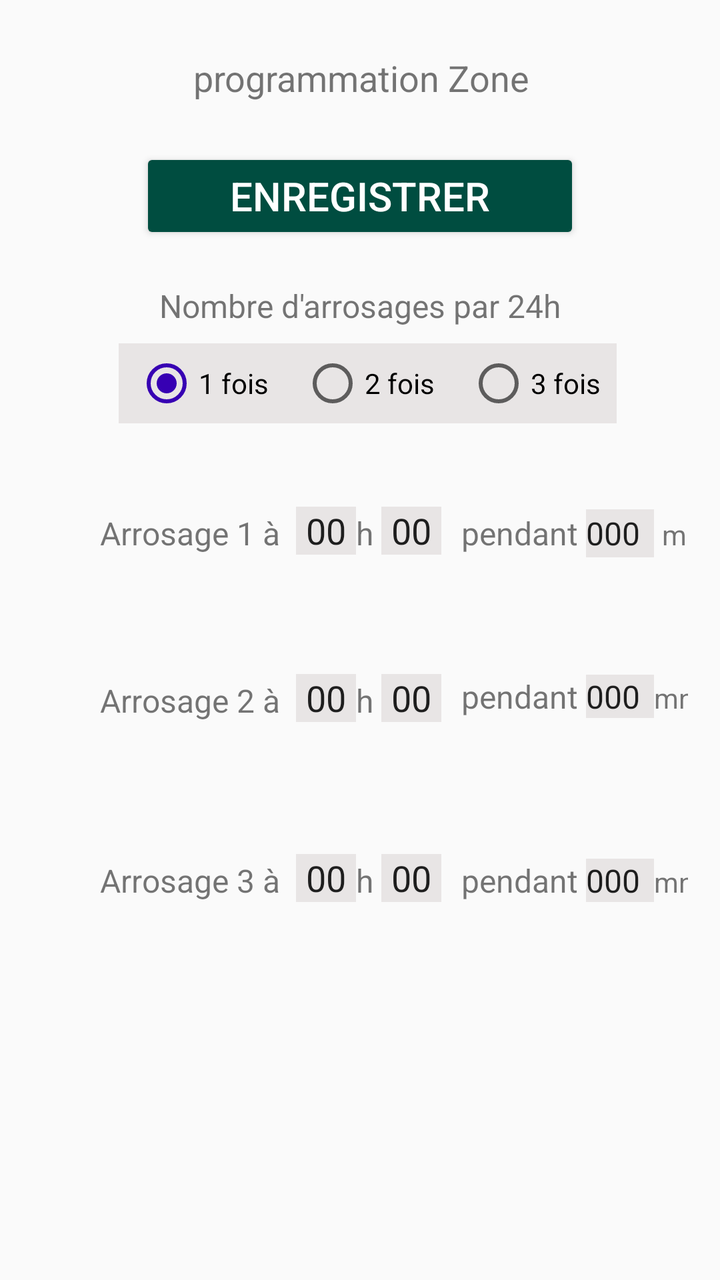
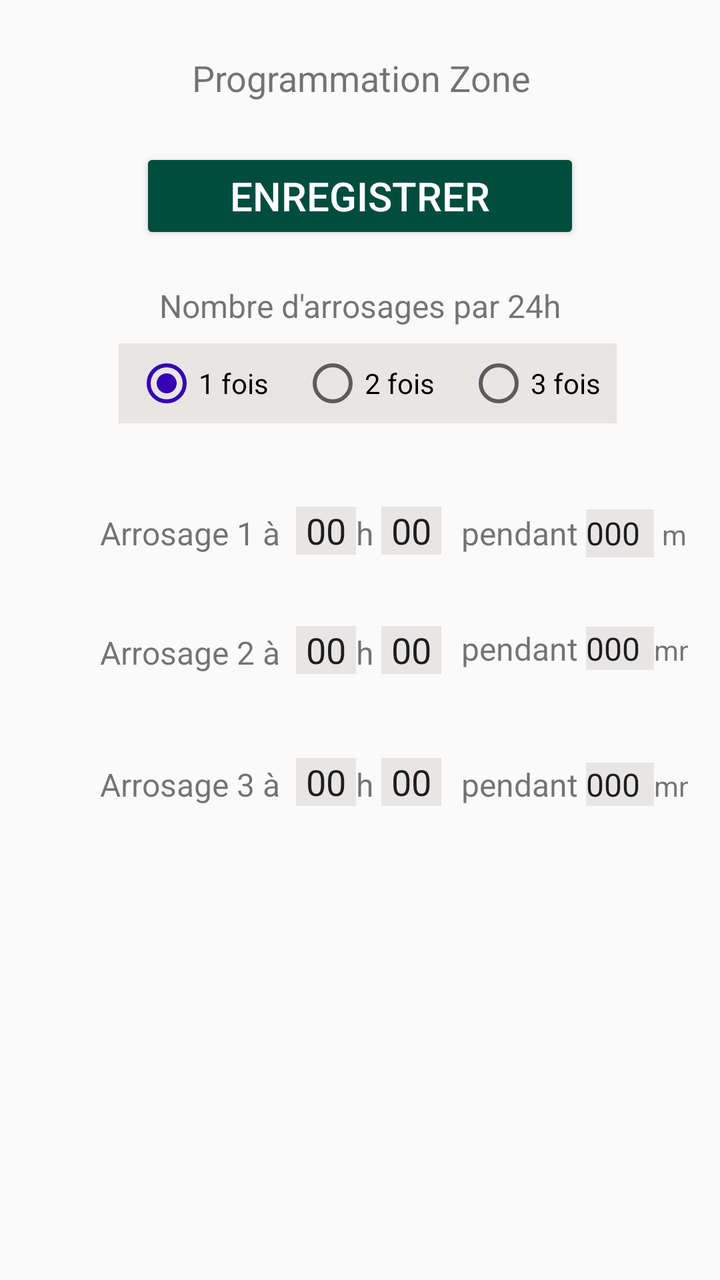

Compare the two renders of this Android layout. The source of the first and the diff that turns it into the second are given below.
<!-- AndroidManifest.xml: application theme AppTheme -->
<!-- res/layout/activity_programming.xml -->
<?xml version="1.0" encoding="utf-8"?>
<androidx.constraintlayout.widget.ConstraintLayout xmlns:android="http://schemas.android.com/apk/res/android"

    xmlns:app="http://schemas.android.com/apk/res-auto"
    android:id="@+id/layout1"
    android:layout_width="match_parent"
    android:layout_height="match_parent"
    android:layout_centerHorizontal="true"
    android:accessibilityTraversalAfter="@id/debut1mn"
    android:padding="16dp">

    <TextView
        android:id="@+id/programmationZone"
        android:layout_width="349dp"
        android:layout_height="42dp"
        android:layout_marginTop="8dp"
        android:elegantTextHeight="true"
        android:text="@string/programmation_zone"
        android:textAlignment="center"
        android:textSize="18sp"
        app:layout_constraintEnd_toEndOf="parent"
        app:layout_constraintStart_toStartOf="parent"
        app:layout_constraintTop_toTopOf="parent" />

    
    <Button
        android:id="@+id/btnEnregistrer"
        android:layout_width="wrap_content"
        android:layout_height="wrap_content"
        android:layout_marginTop="8dp"
        android:backgroundTint="@color/teal_700"
        android:minWidth="220dp"
        android:text="@string/enregistrer"
        android:textColor="@color/white"
        android:textSize="20sp"
        app:layout_constraintEnd_toEndOf="parent"
        app:layout_constraintStart_toStartOf="parent"
        app:layout_constraintTop_toBottomOf="@+id/programmationZone" />

    <TextView
        android:id="@+id/textViewFois"
        android:layout_width="wrap_content"
        android:layout_height="wrap_content"
        android:layout_marginTop="20dp"
        android:text="@string/nombre_d_arrosages_par_24h"
        android:textSize="16sp"
        app:layout_constraintEnd_toEndOf="parent"
        app:layout_constraintStart_toStartOf="parent"
        app:layout_constraintTop_toBottomOf="@+id/btnEnregistrer" />

    <RadioGroup
        android:id="@+id/radioGroup"
        android:layout_width="wrap_content"
        android:layout_height="40dp"
        android:layout_marginTop="8dp"
        android:background="#E8E5E5"
        android:orientation="horizontal"
        app:layout_constraintEnd_toEndOf="parent"
        app:layout_constraintHorizontal_bias="0.549"
        app:layout_constraintStart_toStartOf="parent"
        app:layout_constraintTop_toBottomOf="@+id/textViewFois">

        <RadioButton
            android:id="@+id/rd_1fois"
            android:layout_width="wrap_content"
            android:layout_height="wrap_content"
            android:layout_marginHorizontal="8dp"
            android:layout_marginVertical="8dp"
            android:checked="true"
            android:defaultFocusHighlightEnabled="false"
            android:focusedByDefault="false"
            android:selectAllOnFocus="false"
            android:text="@string/_1_fois"
            android:textAlignment="viewStart" />

        <RadioButton
            android:id="@+id/rd_2fois"
            android:layout_width="wrap_content"
            android:layout_height="wrap_content"
            android:layout_marginHorizontal="8dp"
            android:layout_marginVertical="8dp"
            android:text="@string/_2_fois"
            android:textAlignment="viewStart" />

        <RadioButton
            android:id="@+id/rd_3fois"
            android:layout_width="wrap_content"
            android:layout_height="wrap_content"
            android:layout_marginHorizontal="8dp"
            android:layout_marginVertical="8dp"
            android:text="@string/_3_fois"
            android:textAlignment="viewStart" />
    </RadioGroup>


    <TextView
        android:id="@+id/debut11fois"
        android:layout_width="wrap_content"
        android:layout_height="wrap_content"
        android:layout_marginStart="34dp"
        android:layout_marginTop="44dp"
        android:text="@string/arrosage_1"
        android:textSize="16sp"
        app:layout_constraintStart_toStartOf="parent"
        app:layout_constraintTop_toBottomOf="@+id/radioGroup" />

    <EditText
        android:id="@+id/debut1heure"
        android:layout_width="30dp"
        android:layout_height="24dp"
        android:layout_marginStart="8dp"
        android:autofillHints=""
        android:background="#E8E5E5"

        android:ems="8"
        android:fitsSystemWindows="false"

        android:imeOptions="actionNext"
        android:inputType="number"
        android:selectAllOnFocus="true"
        android:text="@string/_00"
        android:textAlignment="center"
        app:layout_constraintBaseline_toBaselineOf="@+id/debut11fois"
        app:layout_constraintStart_toEndOf="@+id/debut11fois" />

    <TextView
        android:id="@+id/debut1hr"
        android:layout_width="wrap_content"

        android:layout_height="wrap_content"
        android:layout_marginTop="44dp"
        android:text="@string/h"
        android:textSize="16sp"
        app:layout_constraintStart_toEndOf="@+id/debut1heure"
        app:layout_constraintTop_toBottomOf="@+id/radioGroup" />

    <EditText
        android:id="@+id/debut1mn"
        android:layout_width="30dp"
        android:layout_height="24dp"
        android:layout_marginStart="4dp"
        android:background="#E8E5E5"
        android:ems="8"
        android:fitsSystemWindows="false"
         android:autofillHints=""
        android:imeOptions="actionNext"
        android:inputType="number"
        android:digits="0123456789"
        android:selectAllOnFocus="true"
        android:text="@string/_00"
        android:textAlignment="center"
        app:layout_constraintBaseline_toBaselineOf="@+id/debut11fois"
        app:layout_constraintStart_toEndOf="@+id/debut1hr" />

    <TextView
        android:id="@+id/textView11"
        android:layout_width="wrap_content"
        android:layout_height="wrap_content"
        android:layout_marginStart="10dp"
        android:text="@string/mn_dur_e"
        android:textSize="16sp"
        app:layout_constraintBottom_toBottomOf="@+id/debut11fois"
        app:layout_constraintStart_toEndOf="@+id/debut1mn" />

    <EditText
        android:id="@+id/duration1"
        android:layout_width="34dp"
        android:layout_height="24dp"
        android:layout_marginStart="4dp"
        android:background="#E8E5E5"
        android:ems="10"
        android:autofillHints=""
        android:imeOptions="actionNext"
        android:inputType="number"
        android:digits="0123456789"
        android:selectAllOnFocus="true"
        android:text="@string/_000"
        android:textSize="16sp"
        app:layout_constraintBaseline_toBaselineOf="@+id/textView11"
        app:layout_constraintStart_toEndOf="@+id/textView11" />

    <TextView
        android:id="@+id/textView111"
        android:layout_width="wrap_content"
        android:layout_height="wrap_content"
        android:layout_marginStart="4dp"
        android:text="@string/mn"
        app:layout_constraintBaseline_toBaselineOf="@+id/duration1"
        app:layout_constraintStart_toEndOf="@+id/duration1" />


    <androidx.constraintlayout.widget.ConstraintLayout
        android:id="@+id/layout2"
        android:layout_width="361dp"
        android:layout_height="80dp"
        android:layout_marginTop="40dp"
        android:visibility="visible"
        app:layout_constraintEnd_toEndOf="parent"
        app:layout_constraintHorizontal_bias="0.0"
        app:layout_constraintStart_toStartOf="parent"
        app:layout_constraintTop_toBottomOf="@+id/debut11fois">

        <TextView
            android:id="@+id/debut22fois"
            android:layout_width="wrap_content"
            android:layout_height="wrap_content"
            android:layout_marginStart="34dp"
            android:layout_marginTop="22dp"
            android:text="@string/arrosage_2"
            android:textSize="16sp"
            app:layout_constraintStart_toStartOf="parent"
            app:layout_constraintTop_toTopOf="parent" />


        <TextView
            android:id="@+id/textView42"
            android:layout_width="wrap_content"
            android:layout_height="wrap_content"
            android:layout_marginStart="10dp"
            android:layout_marginBottom="2dp"
            android:text="@string/mn_dur_e"
            android:textSize="16sp"
            app:layout_constraintBottom_toBottomOf="@+id/debut22fois"
            app:layout_constraintStart_toEndOf="@+id/debut2mn" />

        <EditText
            android:id="@+id/debut2heure"
            android:layout_width="30dp"
            android:layout_height="24dp"
            android:layout_marginStart="8dp"
            android:background="#E8E5E5"
            android:ems="8"
            android:autofillHints=""
            android:fitsSystemWindows="false"
            android:imeOptions="actionNext"
            android:inputType="number"
            android:digits="0123456789"
            android:selectAllOnFocus="true"
            android:text="@string/_00"
            android:textAlignment="center"
            app:layout_constraintBaseline_toBaselineOf="@+id/debut22fois"
            app:layout_constraintStart_toEndOf="@+id/debut22fois" />

        <EditText
            android:id="@+id/debut2mn"
            android:layout_width="30dp"
            android:layout_height="24dp"
            android:layout_marginStart="4dp"
            android:background="#E8E5E5"
            android:ems="8"
            android:fitsSystemWindows="false"
             android:autofillHints=""
            android:imeOptions="actionNext"
            android:inputType="number"
            android:digits="0123456789"
            android:selectAllOnFocus="true"
            android:text="@string/_00"
            android:textAlignment="center"
            app:layout_constraintBaseline_toBaselineOf="@+id/debut22fois"
            app:layout_constraintStart_toEndOf="@+id/debut2hr" />

        <TextView
            android:id="@+id/debut2hr"
            android:layout_width="wrap_content"
            android:layout_height="wrap_content"
            android:text="@string/h"
            android:textSize="16sp"
            app:layout_constraintBaseline_toBaselineOf="@+id/debut22fois"
            app:layout_constraintStart_toEndOf="@+id/debut2heure" />


        <EditText
            android:id="@+id/duration2"
            android:layout_width="34dp"
            android:layout_height="wrap_content"
            android:layout_marginStart="4dp"
            android:background="#E8E5E5"
            android:ems="10"
            android:autofillHints=""
            android:imeOptions="actionNext"
            android:inputType="number"
            android:digits="0123456789"
            android:selectAllOnFocus="true"
            android:text="@string/_000"
            android:textSize="16sp"
            app:layout_constraintBaseline_toBaselineOf="@+id/textView42"
            app:layout_constraintStart_toEndOf="@+id/textView42" />

        <TextView
            android:id="@+id/textView52"
            android:layout_width="wrap_content"
            android:layout_height="wrap_content"
            android:text="@string/mn"
            app:layout_constraintBaseline_toBaselineOf="@+id/duration2"
            app:layout_constraintStart_toEndOf="@+id/duration2" />

    </androidx.constraintlayout.widget.ConstraintLayout>

    <androidx.constraintlayout.widget.ConstraintLayout
        android:id="@+id/layout3"
        android:layout_width="match_parent"
        android:layout_height="111dp"
        android:layout_marginTop="8dp"
        android:visibility="visible"
        app:layout_constraintEnd_toEndOf="parent"
        app:layout_constraintStart_toStartOf="parent"
        app:layout_constraintTop_toBottomOf="@+id/layout2">

        <TextView
            android:id="@+id/debut33fois"
            android:layout_width="wrap_content"
            android:layout_height="wrap_content"
            android:layout_marginStart="34dp"
            android:layout_marginTop="24dp"
            android:text="@string/arrosage_3"
            android:textSize="16sp"
            app:layout_constraintStart_toStartOf="parent"
            app:layout_constraintTop_toTopOf="parent" />

        <EditText
            android:id="@+id/debut3heure"
            android:layout_width="30dp"
            android:layout_height="24dp"
            android:layout_marginStart="8dp"
            android:background="#E8E5E5"
            android:ems="8"
            android:fitsSystemWindows="false"
             android:autofillHints=""
            android:imeOptions="actionNext"
            android:inputType="number"
            android:digits="0123456789"
            android:selectAllOnFocus="true"
            android:text="@string/_00"
            android:textAlignment="center"
            app:layout_constraintBaseline_toBaselineOf="@+id/debut33fois"
            app:layout_constraintStart_toEndOf="@+id/debut33fois" />


        <TextView
            android:id="@+id/debut3hr"
            android:layout_width="wrap_content"
            android:layout_height="wrap_content"
            android:text="@string/h"
            android:textSize="16sp"
            app:layout_constraintBaseline_toBaselineOf="@+id/debut3mn"
            app:layout_constraintStart_toEndOf="@+id/debut3heure" />


        <EditText
            android:id="@+id/debut3mn"
            android:layout_width="30dp"
            android:layout_height="24dp"
            android:layout_marginStart="4dp"
            android:background="#E8E5E5"
            android:ems="8"
            android:fitsSystemWindows="false"
             android:autofillHints=""
            android:imeOptions="actionNext"
            android:inputType="number"
            android:digits="0123456789"
            android:selectAllOnFocus="true"
            android:text="@string/_00"
            android:textAlignment="center"
            app:layout_constraintBaseline_toBaselineOf="@+id/textView4"
            app:layout_constraintStart_toEndOf="@+id/debut3hr" />

        <TextView
            android:id="@+id/textView4"
            android:layout_width="wrap_content"
            android:layout_height="wrap_content"
            android:layout_marginStart="10dp"
            android:text="@string/mn_dur_e"
            android:textSize="16sp"
            app:layout_constraintBottom_toBottomOf="@+id/debut33fois"
            app:layout_constraintStart_toEndOf="@+id/debut3mn" />

        <EditText
            android:id="@+id/duration3"
            android:layout_width="34dp"
            android:layout_height="wrap_content"
            android:layout_marginStart="4dp"
            android:background="#E8E5E5"
            android:ems="10"
            android:autofillHints=""
            android:imeOptions="actionNext"
            android:inputType="number"
            android:digits="0123456789"
            android:selectAllOnFocus="true"
            android:text="@string/_000"
            android:textSize="16sp"
            app:layout_constraintBaseline_toBaselineOf="@+id/textView4"
            app:layout_constraintStart_toEndOf="@+id/textView4" />

        <TextView
            android:id="@+id/textView5"
            android:layout_width="wrap_content"
            android:layout_height="wrap_content"
            android:text="@string/mn"
            app:layout_constraintBaseline_toBaselineOf="@+id/duration3"
            app:layout_constraintStart_toEndOf="@+id/duration3" />


    </androidx.constraintlayout.widget.ConstraintLayout>

</androidx.constraintlayout.widget.ConstraintLayout>
<!-- resources referenced by this layout -->
<resources>
  <color name="teal_700">#004D40</color>
  <color name="white">#FFFFFFFF</color>
  <string name="_00">00</string>
  <string name="_000">000</string>
  <string name="_1_fois">1 fois</string>
  <string name="_2_fois">2 fois</string>
  <string name="_3_fois">3 fois</string>
  <string name="arrosage_1">Arrosage 1 à</string>
  <string name="arrosage_2">Arrosage 2 à</string>
  <string name="arrosage_3">Arrosage 3 à</string>
  <string name="enregistrer">ENREGISTRER</string>
  <string name="h">h</string>
  <string name="mn">mn</string>
  <string name="mn_dur_e">  pendant</string>
  <string name="nombre_d_arrosages_par_24h">Nombre d\'arrosages par 24h</string>
  <string name="programmation_zone">programmation Zone</string>
  <style name="AppTheme" parent="Theme.AppCompat.Light.DarkActionBar">
          
          <item name="colorPrimary">@color/white</item>
          <item name="colorPrimaryDark">@color/teal_700</item>
          <item name="colorAccent">@color/purple_700</item>
      </style>
  <color name="purple_700">#FF3700B3</color>
</resources>

<!-- the commit's change to res/layout/activity_programming.xml (unified diff, before → after) -->
@@ -5,8 +5,6 @@
     android:id="@+id/layout1"
     android:layout_width="match_parent"
     android:layout_height="match_parent"
-    android:layout_centerHorizontal="true"
-    android:accessibilityTraversalAfter="@id/debut1mn"
     android:padding="16dp">
 
     <TextView
@@ -191,12 +189,12 @@
 
     <androidx.constraintlayout.widget.ConstraintLayout
         android:id="@+id/layout2"
-        android:layout_width="361dp"
-        android:layout_height="80dp"
-        android:layout_marginTop="40dp"
+        android:layout_width="match_parent"
+        android:layout_height="60dp"
+        android:layout_marginTop="16dp"
         android:visibility="visible"
         app:layout_constraintEnd_toEndOf="parent"
-        app:layout_constraintHorizontal_bias="0.0"
+        app:layout_constraintHorizontal_bias="0.166"
         app:layout_constraintStart_toStartOf="parent"
         app:layout_constraintTop_toBottomOf="@+id/debut11fois">
 
@@ -228,13 +226,13 @@
             android:layout_width="30dp"
             android:layout_height="24dp"
             android:layout_marginStart="8dp"
-            android:background="#E8E5E5"
+            android:autofillHints=""
+            android:background="#E8E5E5"
+            android:digits="0123456789"
             android:ems="8"
-            android:autofillHints=""
             android:fitsSystemWindows="false"
             android:imeOptions="actionNext"
             android:inputType="number"
-            android:digits="0123456789"
             android:selectAllOnFocus="true"
             android:text="@string/_00"
             android:textAlignment="center"
@@ -246,13 +244,13 @@
             android:layout_width="30dp"
             android:layout_height="24dp"
             android:layout_marginStart="4dp"
-            android:background="#E8E5E5"
+            android:autofillHints=""
+            android:background="#E8E5E5"
+            android:digits="0123456789"
             android:ems="8"
             android:fitsSystemWindows="false"
-             android:autofillHints=""
-            android:imeOptions="actionNext"
-            android:inputType="number"
-            android:digits="0123456789"
+            android:imeOptions="actionNext"
+            android:inputType="number"
             android:selectAllOnFocus="true"
             android:text="@string/_00"
             android:textAlignment="center"
@@ -274,12 +272,12 @@
             android:layout_width="34dp"
             android:layout_height="wrap_content"
             android:layout_marginStart="4dp"
-            android:background="#E8E5E5"
+            android:autofillHints=""
+            android:background="#E8E5E5"
+            android:digits="0123456789"
             android:ems="10"
-            android:autofillHints=""
-            android:imeOptions="actionNext"
-            android:inputType="number"
-            android:digits="0123456789"
+            android:imeOptions="actionNext"
+            android:inputType="number"
             android:selectAllOnFocus="true"
             android:text="@string/_000"
             android:textSize="16sp"
@@ -299,10 +297,11 @@
     <androidx.constraintlayout.widget.ConstraintLayout
         android:id="@+id/layout3"
         android:layout_width="match_parent"
-        android:layout_height="111dp"
-        android:layout_marginTop="8dp"
+        android:layout_height="60dp"
+        android:layout_marginTop="4dp"
         android:visibility="visible"
         app:layout_constraintEnd_toEndOf="parent"
+        app:layout_constraintHorizontal_bias="0.0"
         app:layout_constraintStart_toStartOf="parent"
         app:layout_constraintTop_toBottomOf="@+id/layout2">
 
@@ -322,13 +321,13 @@
             android:layout_width="30dp"
             android:layout_height="24dp"
             android:layout_marginStart="8dp"
-            android:background="#E8E5E5"
+            android:autofillHints=""
+            android:background="#E8E5E5"
+            android:digits="0123456789"
             android:ems="8"
             android:fitsSystemWindows="false"
-             android:autofillHints=""
-            android:imeOptions="actionNext"
-            android:inputType="number"
-            android:digits="0123456789"
+            android:imeOptions="actionNext"
+            android:inputType="number"
             android:selectAllOnFocus="true"
             android:text="@string/_00"
             android:textAlignment="center"
@@ -351,13 +350,13 @@
             android:layout_width="30dp"
             android:layout_height="24dp"
             android:layout_marginStart="4dp"
-            android:background="#E8E5E5"
+            android:autofillHints=""
+            android:background="#E8E5E5"
+            android:digits="0123456789"
             android:ems="8"
             android:fitsSystemWindows="false"
-             android:autofillHints=""
-            android:imeOptions="actionNext"
-            android:inputType="number"
-            android:digits="0123456789"
+            android:imeOptions="actionNext"
+            android:inputType="number"
             android:selectAllOnFocus="true"
             android:text="@string/_00"
             android:textAlignment="center"
@@ -379,12 +378,12 @@
             android:layout_width="34dp"
             android:layout_height="wrap_content"
             android:layout_marginStart="4dp"
-            android:background="#E8E5E5"
+            android:autofillHints=""
+            android:background="#E8E5E5"
+            android:digits="0123456789"
             android:ems="10"
-            android:autofillHints=""
-            android:imeOptions="actionNext"
-            android:inputType="number"
-            android:digits="0123456789"
+            android:imeOptions="actionNext"
+            android:inputType="number"
             android:selectAllOnFocus="true"
             android:text="@string/_000"
             android:textSize="16sp"
<!-- resource entries referenced after the edit -->
@@ -15,7 +15,7 @@
   <string name="mn">mn</string>
   <string name="mn_dur_e">  pendant</string>
   <string name="nombre_d_arrosages_par_24h">Nombre d\'arrosages par 24h</string>
-  <string name="programmation_zone">programmation Zone</string>
+  <string name="programmation_zone">Programmation Zone</string>
   <style name="AppTheme" parent="Theme.AppCompat.Light.DarkActionBar">
           
           <item name="colorPrimary">@color/white</item>
